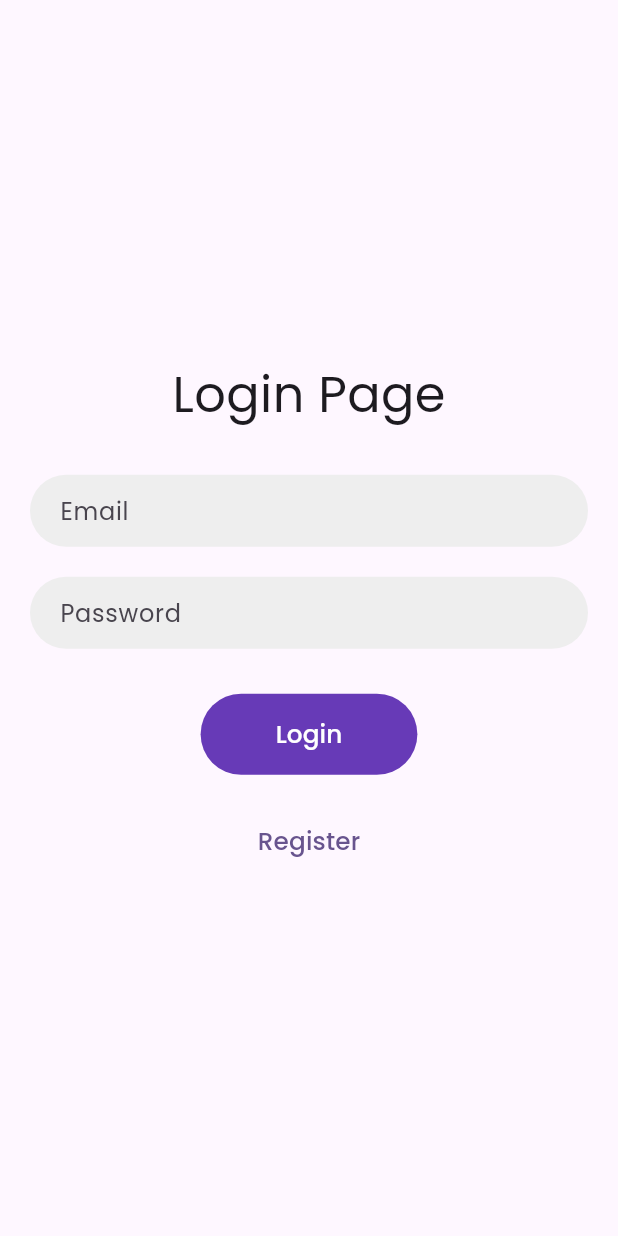
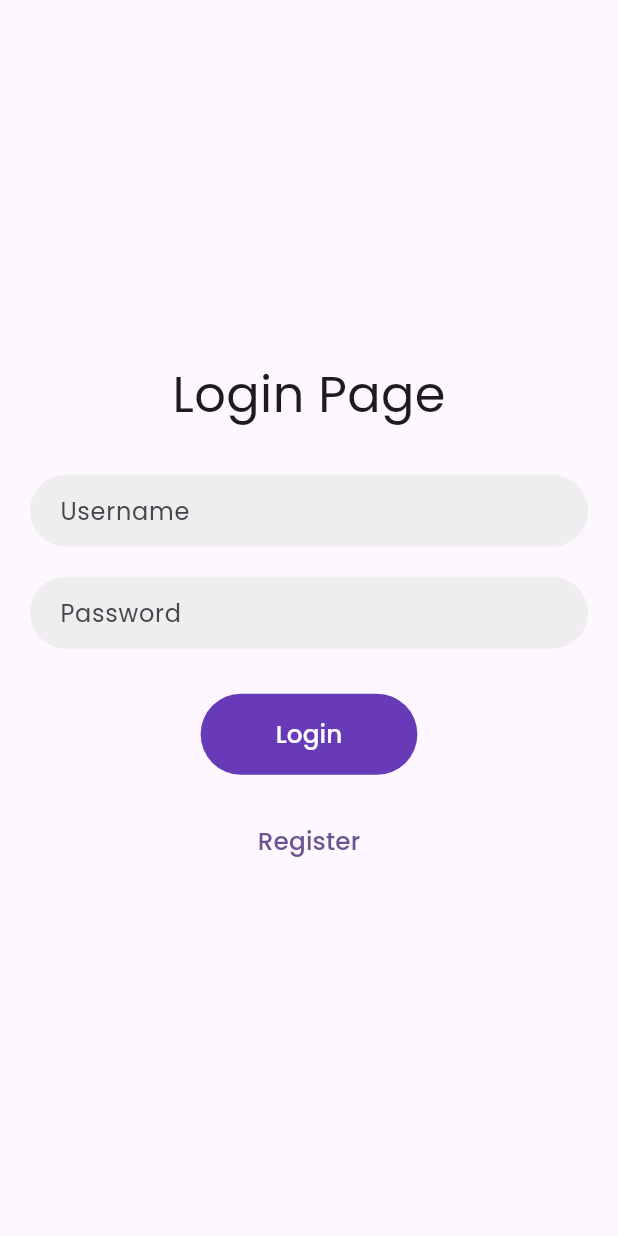
Before and after one commit to Harun1804/forum-api-flutter, a Flutter app: the screen it shows after launch, after a tap on "Login", on a phone screen of 412 x 824 dp. Run offline on Flutter 3.47's test engine with Material 3 defaults, Android fonts, the phone set to English and light mode, and no system bars; our stand-ins replace get, get_storage, google_fonts; network calls fail.

Commit message:
Add Login Feature

```diff
--- a/lib/controllers/authentication.dart
+++ b/lib/controllers/authentication.dart
@@ -1,12 +1,18 @@
 import 'dart:convert';
 
+import 'package:flutter/material.dart';
 import 'package:forum_app/constants/constants.dart';
+import 'package:forum_app/views/home.dart';
 import 'package:get/get.dart';
+import 'package:get_storage/get_storage.dart';
 import 'package:http/http.dart' as http;
 
 class AuthenticationController extends GetxController
 {
   final isLoading = false.obs;
+  final token = ''.obs;
+
+  final box = GetStorage();
 
   Future register({
     required String name,
@@ -35,7 +41,13 @@ class AuthenticationController extends GetxController
 
       if (response.statusCode == 201){
         isLoading.value = false;
-        print(jsonDecode(response.body));
+        Get.snackbar(
+          'success',
+          jsonDecode(response.body)['meta']['message'],
+          snackPosition: SnackPosition.TOP,
+          backgroundColor: Colors.green,
+          colorText: Colors.white,
+        );
       }else if(response.statusCode == 422) {
         isLoading.value = false;
         Map<String, dynamic> jsonResponse = jsonDecode(response.body);
@@ -53,5 +65,44 @@ class AuthenticationController extends GetxController
     }
   }
 
+  Future login({
+    required String username,
+    required String password,
+  }) async {
+    try {
+      isLoading.value = true;
+      var data = {
+        'username': username,
+        'password': password
+      };
 
+      var response = await http.post(
+          Uri.parse("$url/auth/login"),
+          headers: {
+            'Accept': 'application/json'
+          },
+          body: data
+      );
+
+      if (response.statusCode == 200){
+        isLoading.value = false;
+        token.value = jsonDecode(response.body)['result']['token'];
+        box.write('token', token.value);
+        Get.offAll(() => const HomePage());
+      }else if(response.statusCode == 422) {
+        isLoading.value = false;
+        Map<String, dynamic> jsonResponse = jsonDecode(response.body);
+        Map<String, List<String>> result = {};
+        Map<String, dynamic> errors = jsonResponse['result'];
+        errors.forEach((key, value) {
+          result[key] = List<String>.from(value);
+        });
+
+        return result;
+      }
+    } catch (e) {
+      isLoading.value = false;
+      print(e.toString());
+    }
+  }
 }
--- a/lib/views/login_page.dart
+++ b/lib/views/login_page.dart
@@ -1,4 +1,5 @@
 import 'package:flutter/material.dart';
+import 'package:forum_app/controllers/authentication.dart';
 import 'package:forum_app/views/register_page.dart';
 import 'package:forum_app/views/widget/input_widget.dart';
 import 'package:google_fonts/google_fonts.dart';
@@ -12,8 +13,13 @@ class LoginPage extends StatefulWidget {
 }
 
 class _LoginPageState extends State<LoginPage> {
-  final TextEditingController _emailController = TextEditingController();
+  final TextEditingController _usernameController = TextEditingController();
   final TextEditingController _passwordController = TextEditingController();
+  final AuthenticationController _authenticationController = Get.put(AuthenticationController());
+
+  String? _usernameError;
+  String? _passwordError;
+
   @override
   Widget build(BuildContext context) {
     var size = MediaQuery.of(context).size.width;
@@ -31,9 +37,10 @@ class _LoginPageState extends State<LoginPage> {
                 height: 30,
               ),
               InputWidget(
-                hintText: 'Email',
+                hintText: 'Username',
                 obscureText: false,
-                controller: _emailController,
+                controller: _usernameController,
+                errorText: _usernameError,
               ),
               const SizedBox(
                 height: 20,
@@ -42,6 +49,7 @@ class _LoginPageState extends State<LoginPage> {
                 hintText: 'Password',
                 obscureText: true,
                 controller: _passwordController,
+                errorText: _passwordError,
               ),
               const SizedBox(
                 height: 30,
@@ -55,14 +63,30 @@ class _LoginPageState extends State<LoginPage> {
                     vertical: 15
                   )
                 ),
-                onPressed: () {},
-                child: Text('Login',
+                onPressed: () async {
+                  Map<String, List<String>>? errors = await _authenticationController.login(
+                    username: _usernameController.text.trim(),
+                    password: _passwordController.text.trim()
+                  );
+
+                  setState(() {
+                    _usernameError = errors?['username']?.join(', ');
+                    _passwordError = errors?['password']?.join(', ');
+                  });
+                },
+                child: Obx(() {
+                    return _authenticationController.isLoading.value
+                    ? const CircularProgressIndicator(
+                      color: Colors.white,
+                    ) : Text('Login',
                       style: GoogleFonts.poppins(
                         fontSize: size * 0.040,
                         textStyle: const TextStyle(
                           color: Colors.white
                         )
                       ),
+                    );
+                  }
                 )
               ),
               const SizedBox(
--- a/lib/views/register_page.dart
+++ b/lib/views/register_page.dart
@@ -35,7 +35,8 @@ class _RegisterPageState extends State<RegisterPage> {
       body: Center(
         child: Padding(
           padding: const EdgeInsets.symmetric(horizontal: 20.0),
-          child: ListView(
+          child: Column(
+            mainAxisAlignment: MainAxisAlignment.center,
             children: [
               Text("Register Page",
                   style: GoogleFonts.poppins(fontSize: size * 0.080)),
--- a/pubspec.yaml
+++ b/pubspec.yaml
@@ -38,6 +38,7 @@ dependencies:
   google_fonts: ^6.2.1
   get: ^4.6.6
   http: ^1.2.1
+  get_storage: ^2.1.1
 
 dev_dependencies:
   flutter_test:
```
Also changed, not shown: lib/views/home.dart (added, +19 -0 lines), pubspec.lock. Lines whose indentation alone changed are shown as unchanged.
